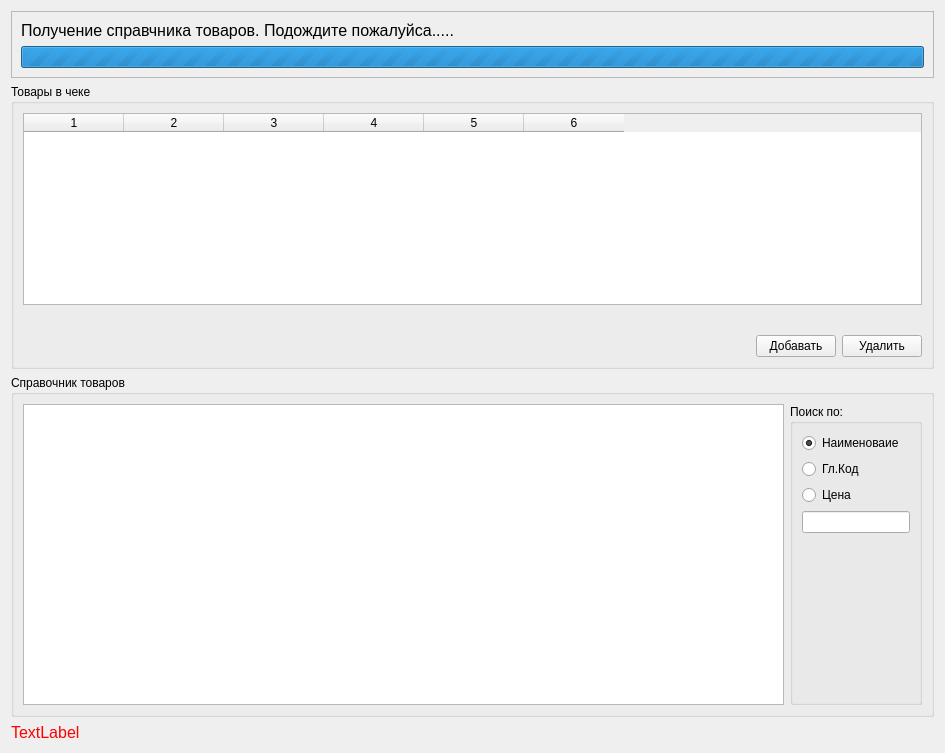
Above: RecoveryWizard/articlepage.ui from rust3128/CheckRecoveryWizard before the change. Below: the same form after it.
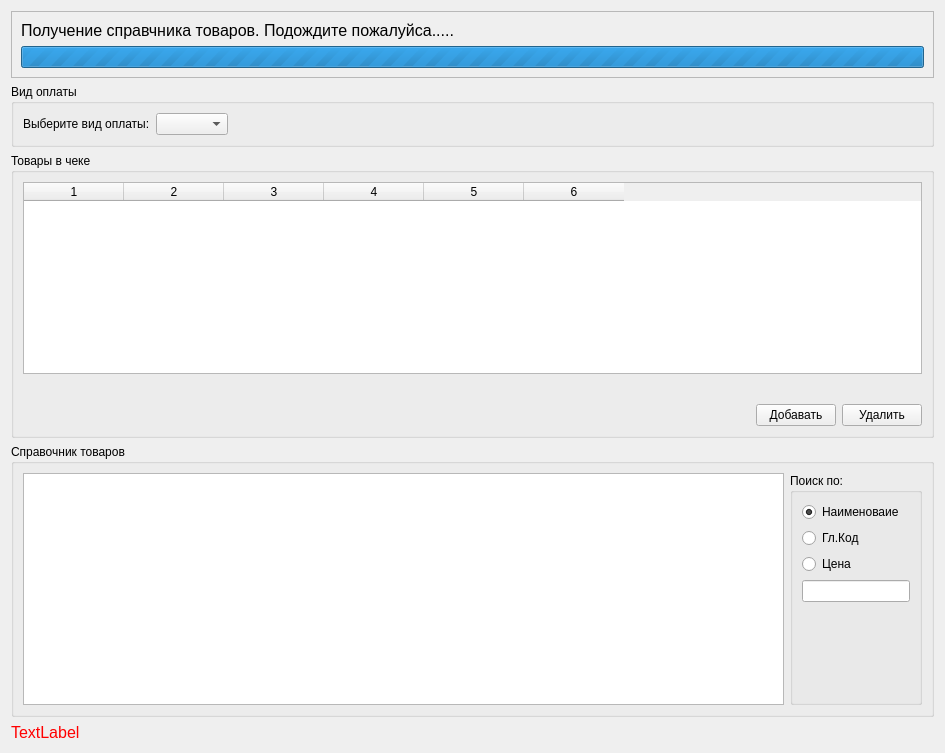
That is the form after the change.

Diff of the .ui file:
```diff
--- a/RecoveryWizard/articlepage.ui
+++ b/RecoveryWizard/articlepage.ui
@@ -19,7 +19,7 @@
   <property name="subTitle">
    <string>Укажите список товаров в востанавливаемом чеке.</string>
   </property>
-  <layout class="QGridLayout" name="gridLayout_5" rowstretch="0,0,1,0">
+  <layout class="QGridLayout" name="gridLayout_6">
    <item row="0" column="0">
     <widget class="QFrame" name="frameProgress">
      <property name="frameShape">
@@ -60,81 +60,43 @@
      </layout>
     </widget>
    </item>
-   <item row="2" column="0">
-    <widget class="QGroupBox" name="groupBoxArticles">
-     <property name="title">
-      <string>Справочник товаров</string>
-     </property>
-     <layout class="QGridLayout" name="gridLayout_4" columnstretch="3,0">
-      <item row="0" column="0">
-       <widget class="QTableView" name="tableView">
-        <property name="editTriggers">
-         <set>QAbstractItemView::NoEditTriggers</set>
-        </property>
-        <property name="selectionMode">
-         <enum>QAbstractItemView::SingleSelection</enum>
-        </property>
-        <property name="selectionBehavior">
-         <enum>QAbstractItemView::SelectRows</enum>
-        </property>
-        <property name="sortingEnabled">
-         <bool>true</bool>
-        </property>
-       </widget>
-      </item>
-      <item row="0" column="1">
-       <widget class="QGroupBox" name="groupBox_3">
-        <property name="title">
-         <string>Поиск по:</string>
-        </property>
-        <layout class="QGridLayout" name="gridLayout_2">
-         <item row="2" column="0">
-          <widget class="QRadioButton" name="radioButtonPrice">
-           <property name="text">
-            <string>Цена</string>
-           </property>
-          </widget>
-         </item>
-         <item row="3" column="0">
-          <widget class="QLineEdit" name="lineEditFind"/>
-         </item>
-         <item row="0" column="0">
-          <widget class="QRadioButton" name="radioButtonName">
-           <property name="text">
-            <string>Наименоваие</string>
-           </property>
-           <property name="checked">
-            <bool>true</bool>
-           </property>
-          </widget>
-         </item>
          <item row="1" column="0">
-          <widget class="QRadioButton" name="radioButtonArticles">
+    <widget class="QGroupBox" name="groupBoxPaytype">
+     <property name="title">
+      <string>Вид оплаты </string>
+     </property>
+     <layout class="QGridLayout" name="gridLayout_5">
+      <item row="0" column="0">
+       <layout class="QHBoxLayout" name="horizontalLayout">
+        <item>
+         <widget class="QLabel" name="label_2">
            <property name="text">
-            <string>Гл.Код</string>
+           <string>Выберите вид оплаты:</string>
            </property>
           </widget>
          </item>
-         <item row="4" column="0">
-          <spacer name="verticalSpacer">
+        <item>
+         <widget class="QComboBox" name="comboBoxPaytype"/>
+        </item>
+        <item>
+         <spacer name="horizontalSpacer_2">
            <property name="orientation">
-            <enum>Qt::Vertical</enum>
+           <enum>Qt::Horizontal</enum>
            </property>
            <property name="sizeHint" stdset="0">
             <size>
-             <width>20</width>
-             <height>40</height>
+            <width>664</width>
+            <height>20</height>
             </size>
            </property>
           </spacer>
          </item>
         </layout>
-       </widget>
       </item>
      </layout>
     </widget>
    </item>
-   <item row="1" column="0">
+   <item row="2" column="0">
     <widget class="QGroupBox" name="groupBoxAdd">
      <property name="title">
       <string>Товары в чеке </string>
@@ -220,6 +182,80 @@
     </widget>
    </item>
    <item row="3" column="0">
+    <widget class="QGroupBox" name="groupBoxArticles">
+     <property name="title">
+      <string>Справочник товаров</string>
+     </property>
+     <layout class="QGridLayout" name="gridLayout_4" columnstretch="3,0">
+      <item row="0" column="0">
+       <widget class="QTableView" name="tableView">
+        <property name="editTriggers">
+         <set>QAbstractItemView::NoEditTriggers</set>
+        </property>
+        <property name="selectionMode">
+         <enum>QAbstractItemView::SingleSelection</enum>
+        </property>
+        <property name="selectionBehavior">
+         <enum>QAbstractItemView::SelectRows</enum>
+        </property>
+        <property name="sortingEnabled">
+         <bool>true</bool>
+        </property>
+       </widget>
+      </item>
+      <item row="0" column="1">
+       <widget class="QGroupBox" name="groupBox_3">
+        <property name="title">
+         <string>Поиск по:</string>
+        </property>
+        <layout class="QGridLayout" name="gridLayout_2">
+         <item row="2" column="0">
+          <widget class="QRadioButton" name="radioButtonPrice">
+           <property name="text">
+            <string>Цена</string>
+           </property>
+          </widget>
+         </item>
+         <item row="3" column="0">
+          <widget class="QLineEdit" name="lineEditFind"/>
+         </item>
+         <item row="0" column="0">
+          <widget class="QRadioButton" name="radioButtonName">
+           <property name="text">
+            <string>Наименоваие</string>
+           </property>
+           <property name="checked">
+            <bool>true</bool>
+           </property>
+          </widget>
+         </item>
+         <item row="1" column="0">
+          <widget class="QRadioButton" name="radioButtonArticles">
+           <property name="text">
+            <string>Гл.Код</string>
+           </property>
+          </widget>
+         </item>
+         <item row="4" column="0">
+          <spacer name="verticalSpacer">
+           <property name="orientation">
+            <enum>Qt::Vertical</enum>
+           </property>
+           <property name="sizeHint" stdset="0">
+            <size>
+             <width>20</width>
+             <height>40</height>
+            </size>
+           </property>
+          </spacer>
+         </item>
+        </layout>
+       </widget>
+      </item>
+     </layout>
+    </widget>
+   </item>
+   <item row="4" column="0">
     <widget class="QLabel" name="labelError">
      <property name="font">
       <font>
```
Lines whose indentation alone changed are shown as unchanged.
